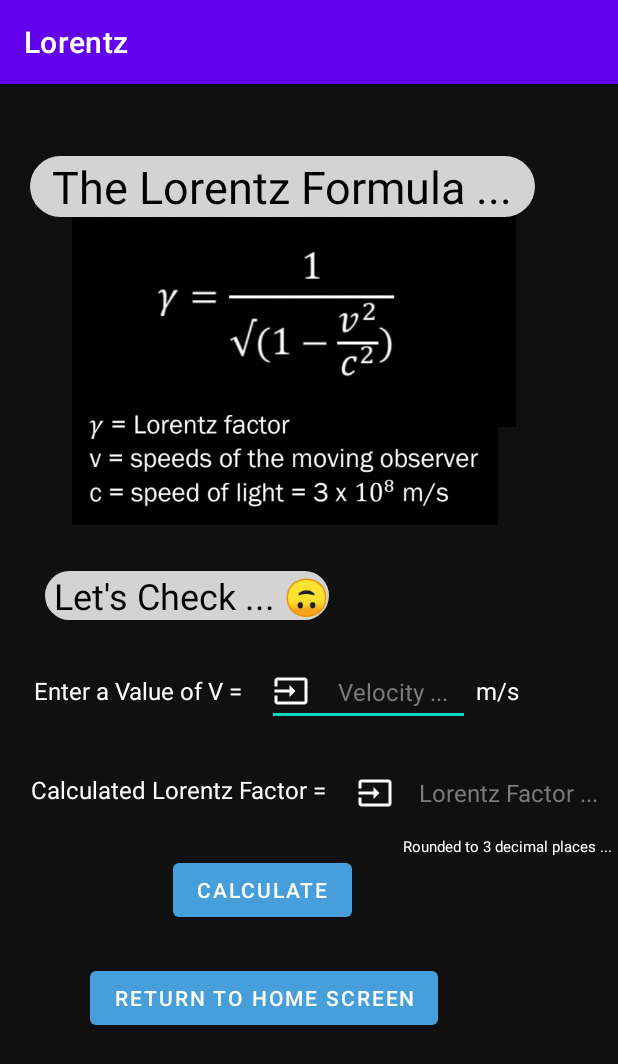
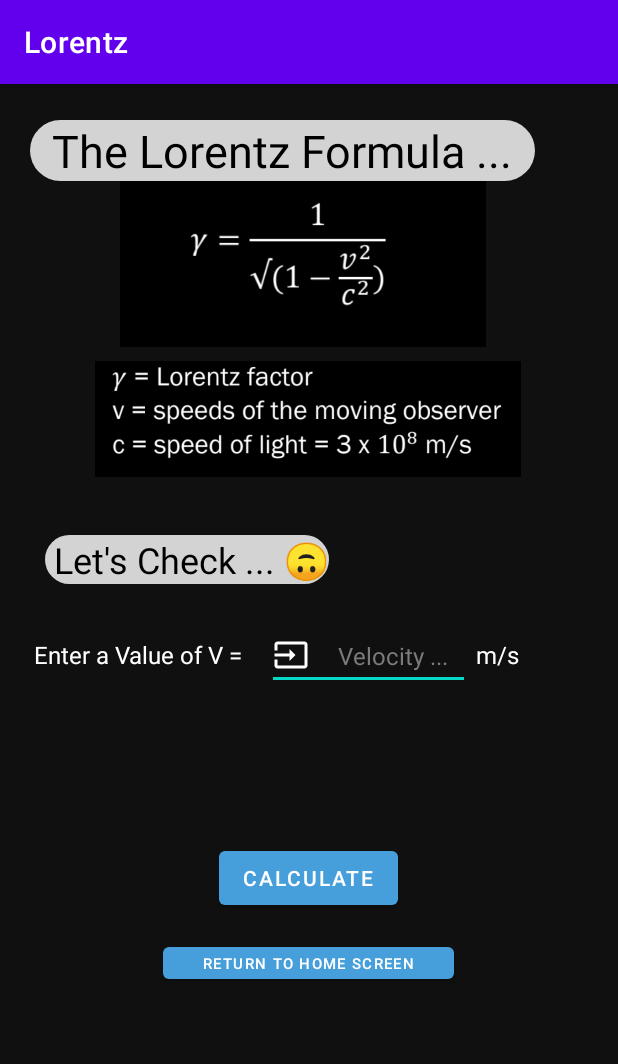
Before and after one commit to Amarjit-Madhumalararungeethayan/spiderTask1AppDev, an Android app: the Checker screen opened directly, with no data from a screen before it, on a phone screen of 412 x 824 dp. Shown: the top 1064 px of the screen. Run offline under Robolectric (Android 15) with nearby library versions, the phone set to English and light mode, and no system bars.

Commit message:
spiderAppDevTask1

```diff
--- a/app/src/main/java/com/example/lorentz/Checker.kt
+++ b/app/src/main/java/com/example/lorentz/Checker.kt
@@ -23,6 +23,9 @@ class Checker : AppCompatActivity() {
         super.onCreate(savedInstanceState)
         binding = ActivityCheckerBinding.inflate(layoutInflater)
         setContentView(binding.root)
+
+        binding.textView6.text = "                      "
+        binding.textView4.text = "         "
 
         binding.button.setOnClickListener() {
             checkFun()
@@ -65,7 +68,9 @@ class Checker : AppCompatActivity() {
             val df = DecimalFormat("#.######")     //rounds it to 5 decimal places
             df.roundingMode = RoundingMode.CEILING
 
-            binding.textView8.text = df.format(res).toDouble().toString()
+            binding.textView6.text = "Calculated Lorentz factor "
+            binding.textView4.text = "Rounded to 3 decimal places"
+            binding.textView8.text = df.format(res).toDouble().toString() //💪🏼
         }
 
 
--- a/app/src/main/res/layout/activity_checker.xml
+++ b/app/src/main/res/layout/activity_checker.xml
@@ -21,11 +21,11 @@
 
     <ImageView
         android:id="@+id/formulaPic"
-        android:layout_width="296dp"
-        android:layout_height="192dp"
-        android:layout_marginStart="48dp"
-        android:layout_marginLeft="48dp"
-        android:layout_marginTop="60dp"
+        android:layout_width="244dp"
+        android:layout_height="159dp"
+        android:layout_marginStart="80dp"
+        android:layout_marginLeft="80dp"
+        android:layout_marginTop="36dp"
         android:inputType="numberDecimal"
         app:layout_constraintStart_toStartOf="parent"
         app:layout_constraintTop_toTopOf="parent"
@@ -37,7 +37,7 @@
         android:layout_height="wrap_content"
         android:layout_marginStart="20dp"
         android:layout_marginLeft="20dp"
-        android:layout_marginTop="48dp"
+        android:layout_marginTop="24dp"
         android:background="@drawable/rounded_white"
         android:text="  The Lorentz Formula ...  "
         android:textColor="@color/black"
@@ -89,11 +89,11 @@
         android:id="@+id/button"
         android:layout_width="wrap_content"
         android:layout_height="wrap_content"
-        android:layout_marginTop="32dp"
+        android:layout_marginTop="48dp"
         android:text="Calculate"
         app:backgroundTint="#469FDA"
         app:layout_constraintEnd_toEndOf="parent"
-        app:layout_constraintHorizontal_bias="0.395"
+        app:layout_constraintHorizontal_bias="0.498"
         app:layout_constraintStart_toStartOf="parent"
         app:layout_constraintTop_toBottomOf="@+id/textView6" />
 
@@ -101,9 +101,9 @@
         android:id="@+id/imageView4"
         android:layout_width="284dp"
         android:layout_height="125dp"
-        android:layout_marginTop="104dp"
+        android:layout_marginTop="96dp"
         app:layout_constraintEnd_toEndOf="parent"
-        app:layout_constraintHorizontal_bias="0.377"
+        app:layout_constraintHorizontal_bias="0.496"
         app:layout_constraintStart_toStartOf="parent"
         app:layout_constraintTop_toBottomOf="@+id/Title"
         app:srcCompat="@drawable/screenshot_2021_06_09_at_2_25_32_pm" />
@@ -133,11 +133,8 @@
         android:layout_marginStart="16dp"
         android:layout_marginLeft="16dp"
         android:layout_marginTop="24dp"
-        android:drawableStart="@drawable/input_logo"
-        android:drawableLeft="@drawable/input_logo"
-        android:gravity="center"
-        android:hint=" Lorentz Factor ..."
         android:inputType="numberDecimal"
+        android:gravity="center_vertical"
         android:textColor="@color/white"
         android:textColorHint="#FA7E7C7C"
         android:textSize="16sp"
@@ -148,9 +145,9 @@
         android:id="@+id/textView4"
         android:layout_width="wrap_content"
         android:layout_height="wrap_content"
-        android:layout_marginTop="8dp"
-        android:layout_marginEnd="4dp"
-        android:layout_marginRight="4dp"
+        android:layout_marginTop="4dp"
+        android:layout_marginEnd="24dp"
+        android:layout_marginRight="24dp"
         android:text="Rounded to 3 decimal places ..."
         android:textColor="@color/white"
         android:textSize="10sp"
@@ -159,13 +156,14 @@
 
     <Button
         android:id="@+id/button2"
-        android:layout_width="wrap_content"
-        android:layout_height="wrap_content"
-        android:layout_marginTop="24dp"
+        android:layout_width="194dp"
+        android:layout_height="33dp"
+        android:layout_marginTop="16dp"
         android:text="Return to Home Screen"
+        android:textSize="10sp"
         app:backgroundTint="#469FDA"
         app:layout_constraintEnd_toEndOf="parent"
-        app:layout_constraintHorizontal_bias="0.335"
+        app:layout_constraintHorizontal_bias="0.497"
         app:layout_constraintStart_toStartOf="parent"
         app:layout_constraintTop_toBottomOf="@+id/button" />
 
--- a/app/src/main/res/layout/activity_lorentz.xml
+++ b/app/src/main/res/layout/activity_lorentz.xml
@@ -23,10 +23,10 @@
 
     <ImageView
         android:id="@+id/formulaPic"
-        android:layout_width="296dp"
-        android:layout_height="192dp"
-        android:layout_marginStart="48dp"
-        android:layout_marginLeft="48dp"
+        android:layout_width="265dp"
+        android:layout_height="168dp"
+        android:layout_marginStart="72dp"
+        android:layout_marginLeft="72dp"
         android:layout_marginTop="40dp"
         android:inputType="numberDecimal"
         app:layout_constraintStart_toStartOf="parent"
@@ -105,7 +105,7 @@
         android:layout_height="125dp"
         android:layout_marginTop="96dp"
         app:layout_constraintEnd_toEndOf="parent"
-        app:layout_constraintHorizontal_bias="0.377"
+        app:layout_constraintHorizontal_bias="0.496"
         app:layout_constraintStart_toStartOf="parent"
         app:layout_constraintTop_toBottomOf="@+id/Title"
         app:srcCompat="@drawable/screenshot_2021_06_09_at_2_25_32_pm" />
```
